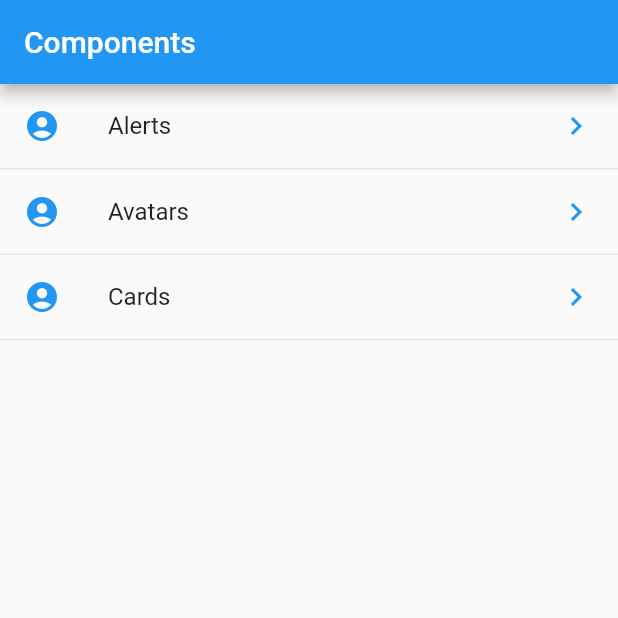
After one commit to 51lv3r258/flutter-components, a Flutter app: the screen it shows after launch, on a phone screen of 412 x 824 dp, the top half of it. The commit adds this screen. Run offline on Flutter 3.47's test engine with Material 2 defaults, Android fonts, the phone set to English and light mode, and no system bars.

Commit message:
✨ Change to home_temp page to home_page
- New Home Page with dynamic content
- Using Future to and json to get the contents of the file

```diff
--- a/lib/main.dart
+++ b/lib/main.dart
@@ -1,7 +1,8 @@
 import 'package:flutter/material.dart';
 
 // * My imports
-import 'src/pages/home_temp.dart';
+import 'src/pages/home_page.dart';
+// import 'src/pages/home_temp.dart';
 
 void main() => runApp(const MyApp());
 
@@ -14,7 +15,7 @@ class MyApp extends StatelessWidget {
       title: 'Components App',
       // debugShowMaterialGrid: true,
       debugShowCheckedModeBanner: false,
-      home: HomePageTemp(),
+      home: HomePage(),
     );
   }
 }
--- /dev/null
+++ b/lib/src/pages/home_page.dart
@@ -0,0 +1,53 @@
+import 'package:flutter/material.dart';
+
+import '../providers/menu_provider.dart';
+
+class HomePage extends StatelessWidget {
+  const HomePage({Key? key}) : super(key: key);
+
+  @override
+  Widget build(BuildContext context) {
+    return Scaffold(
+      appBar: AppBar(
+        title: const Text('Components'),
+      ),
+      body: _list(),
+    );
+  }
+
+  Widget _list() {
+    return FutureBuilder(
+        future: menuProvider.loadData(),
+        initialData: const [],
+        builder: (context, AsyncSnapshot<List<dynamic>> snapshot) => ListView(
+              children: _listItems(snapshot.data),
+            ));
+  }
+
+  List<Widget> _listItems(List<dynamic>? data) {
+    final List<Widget> options = [];
+
+    for (var opt in (data ?? [])) {
+      final widgetTemp = ListTile(
+        title: Text(opt['text']),
+        leading: const Icon(
+          Icons.account_circle,
+          color: Colors.blue,
+        ),
+        trailing: const Icon(
+          Icons.keyboard_arrow_right_outlined,
+          color: Colors.blue,
+        ),
+        onTap: () => {},
+      );
+
+      options
+        ..add(widgetTemp)
+        ..add(const Divider(
+          height: 1,
+        ));
+    }
+
+    return options;
+  }
+}
--- /dev/null
+++ b/lib/src/providers/menu_provider.dart
@@ -0,0 +1,18 @@
+import 'package:flutter/services.dart' show rootBundle;
+import 'dart:convert';
+
+class _MenuProvider {
+  List<dynamic> options = [];
+
+  _MenuProvider() {}
+
+  Future<List<dynamic>> loadData() async {
+    final res = await rootBundle.loadString('data/menu_opts.json');
+    Map dataMap = json.decode(res);
+    options = dataMap['routes'];
+
+    return options;
+  }
+}
+
+final menuProvider = _MenuProvider();
```
